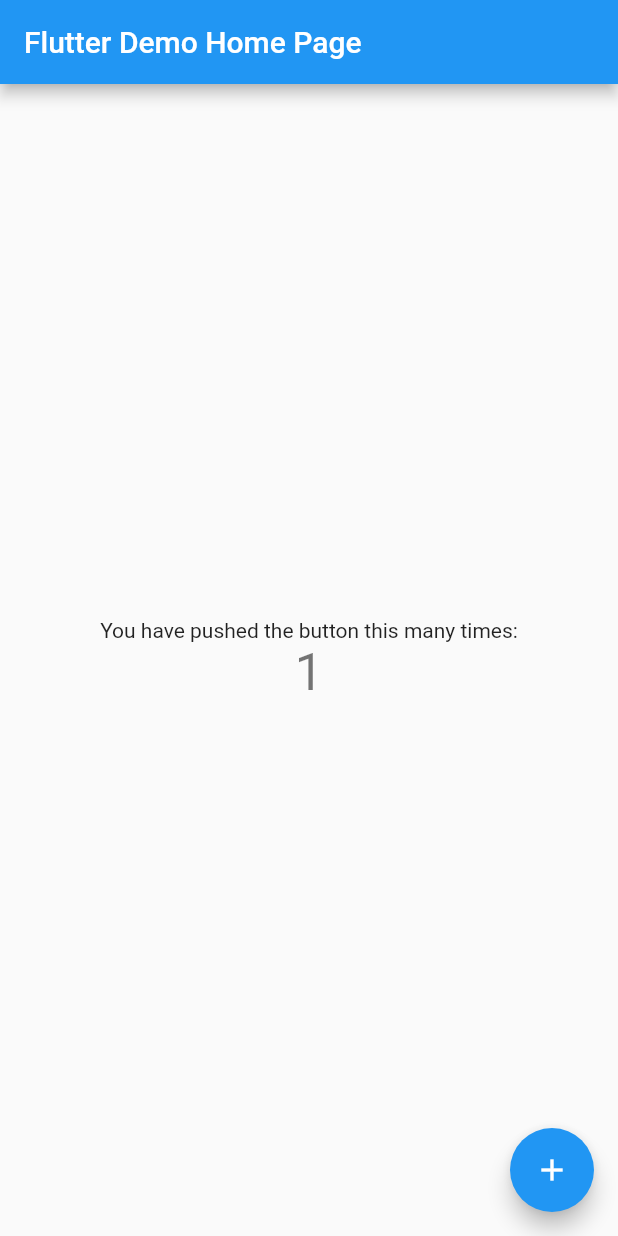
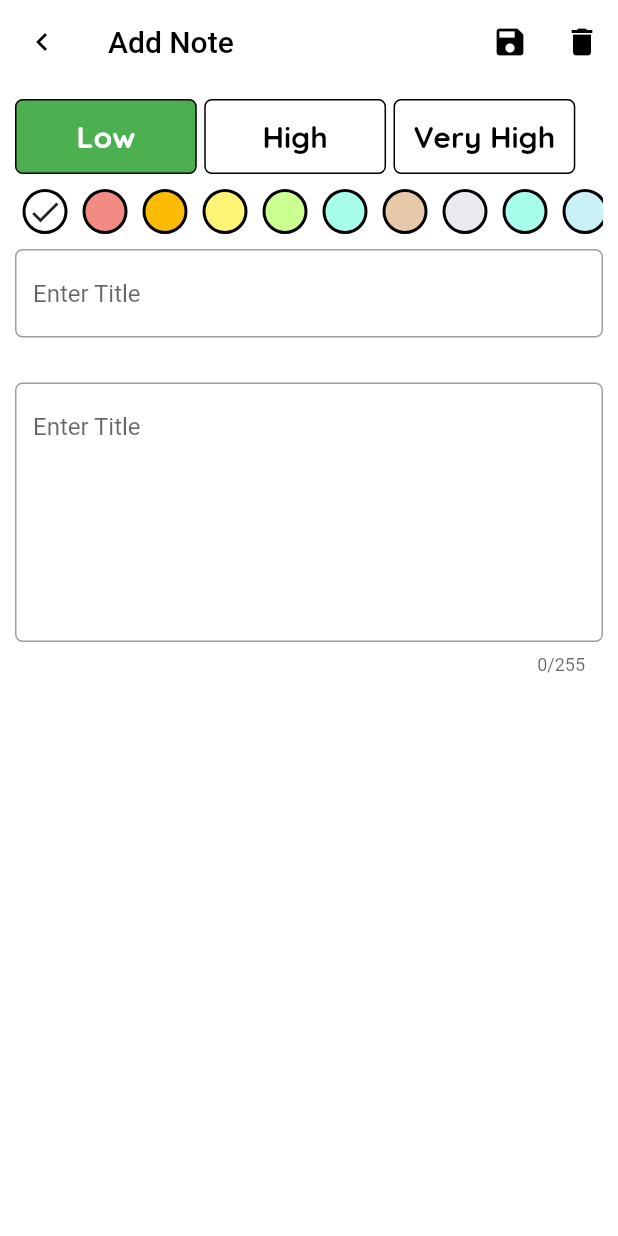
Before and after one commit to dizayn3r/notes_keeper, a Flutter app: the screen it shows after launch, after a tap on the "add" icon, on a phone screen of 412 x 824 dp. Run offline on Flutter 3.47's test engine with Material 2 defaults, Android fonts, the phone set to English and light mode, and no system bars; our stand-ins replace drift, google_fonts; missing offline and left inert: grid_staggered_lite; accounts and stored records are empty; generated files the repository leaves out were written again.

Commit message:
complete app

```diff
--- /dev/null
+++ b/lib/database/database.dart
@@ -0,0 +1,49 @@
+import 'dart:io';
+
+import 'package:drift/drift.dart';
+import 'package:drift/native.dart';
+import 'package:path_provider/path_provider.dart';
+import 'package:path/path.dart' as path;
+
+import '../models/note_model.dart';
+
+part 'database.g.dart';
+
+LazyDatabase _openConnection() {
+  // the LazyDatabase util lets us find the right location for the file async.
+  return LazyDatabase(() async {
+    // put the database file, called db.sqlite here, into the documents folder
+    // for your app.
+    final dbFolder = await getApplicationDocumentsDirectory();
+    final file = File(path.join(dbFolder.path, 'db.sqlite'));
+    return NativeDatabase(file);
+  });
+}
+
+@DriftDatabase(tables: [Note])
+class AppDatabase extends _$AppDatabase {
+  AppDatabase() : super(_openConnection());
+
+  @override
+  int get schemaVersion => 1;
+
+  //GET ALL THE NOTES FROM DB
+  Future<List<NoteData>> getNoteList() async {
+    return await select(note).get();
+  }
+
+  //INSERT NEW NOTE IN DB
+  Future<int> insertNote(NoteCompanion noteCompanion) async {
+    return await into(note).insert(noteCompanion);
+  }
+
+  //DELETE FROM DATABASE
+  Future<int> deleteNote(NoteData noteData) async {
+    return await delete(note).delete(noteData);
+  }
+
+  // UPDATE NOTES
+  Future<bool> updateNote(NoteData noteData) async {
+    return await update(note).replace(noteData);
+  }
+}
--- a/lib/main.dart
+++ b/lib/main.dart
@@ -1,4 +1,8 @@
 import 'package:flutter/material.dart';
+import 'package:google_fonts/google_fonts.dart';
+import 'package:notes_keeper/database/database.dart';
+import 'package:notes_keeper/ui/screen/note_list_page.dart';
+import 'package:provider/provider.dart';
 
 void main() {
   runApp(const MyApp());
@@ -7,109 +11,40 @@
 class MyApp extends StatelessWidget {
   const MyApp({Key? key}) : super(key: key);
 
-  // This widget is the root of your application.
   @override
   Widget build(BuildContext context) {
-    return MaterialApp(
-      title: 'Flutter Demo',
-      theme: ThemeData(
-        // This is the theme of your application.
-        //
-        // Try running your application with "flutter run". You'll see the
-        // application has a blue toolbar. Then, without quitting the app, try
-        // changing the primarySwatch below to Colors.green and then invoke
-        // "hot reload" (press "r" in the console where you ran "flutter run",
-        // or simply save your changes to "hot reload" in a Flutter IDE).
-        // Notice that the counter didn't reset back to zero; the application
-        // is not restarted.
-        primarySwatch: Colors.blue,
+    return Provider(
+      create: (context) => AppDatabase(),
+      child:MaterialApp(
+        debugShowCheckedModeBanner: false,
+        theme: ThemeData(
+          primarySwatch: Colors.deepOrange,
+          textTheme: TextTheme(
+            headline5: GoogleFonts.quicksand(
+              fontWeight:FontWeight.bold,
+              color:Colors.black,
+              fontSize: 24,
+            ),
+            bodyText2: GoogleFonts.quicksand(
+              fontWeight:FontWeight.bold,
+              color:Colors.black,
+              fontSize: 20,
+            ),
+            bodyText1: GoogleFonts.quicksand(
+              fontWeight:FontWeight.normal,
+              color:Colors.black,
+              fontSize: 18,
+            ),
+            subtitle2: GoogleFonts.quicksand(
+              fontWeight:FontWeight.normal,
+              color:Colors.black,
+              fontSize: 14,
+            ),
+          ),
+        ),
+        home: const NoteListPage(),
       ),
-      home: const MyHomePage(title: 'Flutter Demo Home Page'),
     );
+
   }
 }
-
-class MyHomePage extends StatefulWidget {
-  const MyHomePage({Key? key, required this.title}) : super(key: key);
-
-  // This widget is the home page of your application. It is stateful, meaning
-  // that it has a State object (defined below) that contains fields that affect
-  // how it looks.
-
-  // This class is the configuration for the state. It holds the values (in this
-  // case the title) provided by the parent (in this case the App widget) and
-  // used by the build method of the State. Fields in a Widget subclass are
-  // always marked "final".
-
-  final String title;
-
-  @override
-  State<MyHomePage> createState() => _MyHomePageState();
-}
-
-class _MyHomePageState extends State<MyHomePage> {
-  int _counter = 0;
-
-  void _incrementCounter() {
-    setState(() {
-      // This call to setState tells the Flutter framework that something has
-      // changed in this State, which causes it to rerun the build method below
-      // so that the display can reflect the updated values. If we changed
-      // _counter without calling setState(), then the build method would not be
-      // called again, and so nothing would appear to happen.
-      _counter++;
-    });
-  }
-
-  @override
-  Widget build(BuildContext context) {
-    // This method is rerun every time setState is called, for instance as done
-    // by the _incrementCounter method above.
-    //
-    // The Flutter framework has been optimized to make rerunning build methods
-    // fast, so that you can just rebuild anything that needs updating rather
-    // than having to individually change instances of widgets.
-    return Scaffold(
-      appBar: AppBar(
-        // Here we take the value from the MyHomePage object that was created by
-        // the App.build method, and use it to set our appbar title.
-        title: Text(widget.title),
-      ),
-      body: Center(
-        // Center is a layout widget. It takes a single child and positions it
-        // in the middle of the parent.
-        child: Column(
-          // Column is also a layout widget. It takes a list of children and
-          // arranges them vertically. By default, it sizes itself to fit its
-          // children horizontally, and tries to be as tall as its parent.
-          //
-          // Invoke "debug painting" (press "p" in the console, choose the
-          // "Toggle Debug Paint" action from the Flutter Inspector in Android
-          // Studio, or the "Toggle Debug Paint" command in Visual Studio Code)
-          // to see the wireframe for each widget.
-          //
-          // Column has various properties to control how it sizes itself and
-          // how it positions its children. Here we use mainAxisAlignment to
-          // center the children vertically; the main axis here is the vertical
-          // axis because Columns are vertical (the cross axis would be
-          // horizontal).
-          mainAxisAlignment: MainAxisAlignment.center,
-          children: <Widget>[
-            const Text(
-              'You have pushed the button this many times:',
-            ),
-            Text(
-              '$_counter',
-              style: Theme.of(context).textTheme.headline4,
-            ),
-          ],
-        ),
-      ),
-      floatingActionButton: FloatingActionButton(
-        onPressed: _incrementCounter,
-        tooltip: 'Increment',
-        child: const Icon(Icons.add),
-      ), // This trailing comma makes auto-formatting nicer for build methods.
-    );
-  }
-}
--- /dev/null
+++ b/lib/models/note_model.dart
@@ -0,0 +1,10 @@
+import 'package:drift/drift.dart';
+
+class Note extends Table {
+  IntColumn get id => integer().autoIncrement()();
+  TextColumn get title => text()();
+  TextColumn get description => text().named('description')();
+  IntColumn get priority => integer().nullable()();
+  IntColumn get color => integer().nullable()();
+  TextColumn get date => text()();
+}
--- /dev/null
+++ b/lib/ui/screen/note_detail_page.dart
@@ -0,0 +1,201 @@
+import 'package:drift/drift.dart' as dr;
+import 'package:flutter/material.dart';
+import 'package:intl/intl.dart';
+import 'package:provider/provider.dart';
+
+import '../../database/database.dart';
+import '../../utlis/color_picker.dart';
+import '../../utlis/priority_picker.dart';
+
+class NoteDetailPage extends StatefulWidget {
+  final String title;
+  final NoteCompanion noteCompanion;
+  const NoteDetailPage(
+      {Key? key, required this.title, required this.noteCompanion})
+      : super(key: key);
+
+  @override
+  _NoteDetailPageState createState() => _NoteDetailPageState();
+}
+
+class _NoteDetailPageState extends State<NoteDetailPage> {
+  late AppDatabase appDatabase;
+  late TextEditingController titleEditingController;
+  late TextEditingController descriptionEditingController;
+  int priorityLevel = 0;
+  int colorLevel = 0;
+  @override
+  void initState() {
+    titleEditingController = TextEditingController();
+    descriptionEditingController = TextEditingController();
+    titleEditingController.text = widget.noteCompanion.title.value;
+    descriptionEditingController.text = widget.noteCompanion.description.value;
+    priorityLevel = widget.noteCompanion.priority.value!;
+    colorLevel = widget.noteCompanion.color.value!;
+    super.initState();
+  }
+
+  @override
+  Widget build(BuildContext context) {
+    appDatabase = Provider.of<AppDatabase>(context);
+    return Scaffold(
+      backgroundColor: colors[colorLevel],
+      appBar: _getDetailAppBar(),
+      body: Container(
+        padding: const EdgeInsets.symmetric(horizontal: 10, vertical: 10),
+        child: Column(
+          children: [
+            PriorityPicker(
+              index: priorityLevel,
+              onTap: (selectedIndex) {
+                priorityLevel = selectedIndex;
+              },
+            ),
+            const SizedBox(
+              height: 10,
+            ),
+            ColorPicker(
+              index: colorLevel,
+              onTap: (selectedColor) {
+                colorLevel = selectedColor;
+                setState(() {});
+              },
+            ),
+            const SizedBox(
+              height: 10,
+            ),
+            TextFormField(
+              controller: titleEditingController,
+              decoration: InputDecoration(
+                  border: OutlineInputBorder(
+                    borderRadius: BorderRadius.circular(5),
+                  ),
+                  hintText: 'Enter Title'),
+            ),
+            const SizedBox(
+              height: 30,
+            ),
+            TextFormField(
+              controller: descriptionEditingController,
+              maxLength: 255,
+              minLines: 7,
+              maxLines: 8,
+              decoration: InputDecoration(
+                  border: OutlineInputBorder(
+                    borderRadius: BorderRadius.circular(5),
+                  ),
+                  hintText: 'Enter Title'),
+            ),
+          ],
+        ),
+      ),
+    );
+  }
+
+  _getDetailAppBar() {
+    return AppBar(
+      backgroundColor: colors[colorLevel],
+      elevation: 0,
+      leading: IconButton(
+        onPressed: () {
+          Navigator.pop(context);
+        },
+        icon: const Icon(
+          Icons.chevron_left_outlined,
+          color: Colors.black,
+        ),
+      ),
+      title: Text(
+        widget.title,
+        style: const TextStyle(color: Colors.black),
+      ),
+      actions: [
+        IconButton(
+          onPressed: () {
+            _saveToDb();
+          },
+          icon: const Icon(
+            Icons.save,
+            color: Colors.black,
+          ),
+        ),
+        IconButton(
+          onPressed: () {
+            _deleteNotes();
+          },
+          icon: const Icon(
+            Icons.delete,
+            color: Colors.black,
+          ),
+        ),
+      ],
+    );
+  }
+
+  void _saveToDb() {
+    if (widget.noteCompanion.id.present) {
+      appDatabase
+          .updateNote(NoteData(
+              id: widget.noteCompanion.id.value,
+              title: titleEditingController.text,
+              description: descriptionEditingController.text,
+              color: colorLevel,
+              priority: priorityLevel,
+              date: DateFormat.yMMMd().format(DateTime.now())))
+          .then((value) {
+        Navigator.pop(context, true);
+      });
+    } else {
+      appDatabase
+          .insertNote(NoteCompanion(
+              title: dr.Value(titleEditingController.text),
+              description: dr.Value(descriptionEditingController.text),
+              color: dr.Value(colorLevel),
+              priority: dr.Value(priorityLevel),
+              date: dr.Value(DateFormat.yMMMd().format(DateTime.now()))))
+          .then((value) {
+        Navigator.pop(context, true);
+      });
+    }
+  }
+
+  void _deleteNotes() {
+    showDialog(
+      context: context,
+      builder: (context) {
+        return AlertDialog(
+          title: Text('Delete Note?'),
+          content: Text('Do you really want to delete this note'),
+          actions: [
+            TextButton(
+              onPressed: () {
+                Navigator.pop(context);
+              },
+              child: Text('Cancel'),
+            ),
+            TextButton(
+              onPressed: () {
+                Navigator.pop(context);
+                appDatabase
+                    .deleteNote(
+                  NoteData(
+                    id: widget.noteCompanion.id.value,
+                    title: widget.noteCompanion.title.value,
+                    description: widget.noteCompanion.description.value,
+                    date: DateFormat.yMMMd().format(
+                      DateTime.now(),
+                    ),
+                  ),
+                )
+                    .then((value) {
+                  Navigator.pop(context, true);
+                });
+              },
+              child: Text('Delete'),
+            ),
+          ],
+        );
+      },
+    );
+  }
+}
--- /dev/null
+++ b/lib/ui/screen/note_list_page.dart
@@ -0,0 +1,216 @@
+import 'package:flutter/material.dart';
+import 'package:drift/drift.dart' as drift;
+import 'package:grid_staggered_lite/grid_staggered_lite.dart';
+import 'package:notes_keeper/utlis/color_picker.dart';
+import 'package:notes_keeper/database/database.dart';
+import 'package:notes_keeper/ui/screen/note_detail_page.dart';
+import 'package:provider/provider.dart';
+
+class NoteListPage extends StatefulWidget {
+  const NoteListPage({Key? key}) : super(key: key);
+
+  @override
+  _NoteListPageState createState() => _NoteListPageState();
+}
+
+class _NoteListPageState extends State<NoteListPage> {
+  late AppDatabase database;
+  int axisCount = 2;
+  @override
+  Widget build(BuildContext context) {
+    database = Provider.of<AppDatabase>(context);
+    return Scaffold(
+      body: FutureBuilder<List<NoteData>>(
+        future: _getNoteFromDatabase(),
+        builder: (context, snapshot) {
+          if (snapshot.hasData) {
+            List<NoteData>? noteList = snapshot.data;
+            if (noteList != null) {
+              if (noteList.isEmpty) {
+                return Center(
+                  child: Text(
+                    'No Notes Found, Click on add button to add new note',
+                    textAlign: TextAlign.center,
+                    style: Theme.of(context).textTheme.bodyText2,
+                  ),
+                );
+              } else {
+                return noteListUI(noteList);
+              }
+            }
+          } else if (snapshot.hasError) {
+            return Center(
+              child: Text(
+                snapshot.error.toString(),
+                style: Theme.of(context).textTheme.bodyText2,
+              ),
+            );
+          }
+          return Center(
+            child: Text(
+              'Click on add button to add new note',
+              style: Theme.of(context).textTheme.bodyText2,
+            ),
+          );
+        },
+      ),
+      floatingActionButton: FloatingActionButton(
+        onPressed: () {
+          _navigateToDetail(
+            'Add Note',
+            const NoteCompanion(
+              title: drift.Value(''),
+              description: drift.Value(''),
+              color: drift.Value(0),
+              priority: drift.Value(0),
+            ),
+          );
+        },
+        shape: const CircleBorder(
+          side: BorderSide(color: Colors.black, width: 2),
+        ),
+        backgroundColor: Colors.white,
+        child: const Icon(
+          Icons.add,
+          color: Colors.black,
+        ),
+      ),
+    );
+  }
+
+  Future<List<NoteData>> _getNoteFromDatabase() async {
+    return await database.getNoteList();
+  }
+
+  Widget noteListUI(List<NoteData> noteList) {
+    return StaggeredGridView.countBuilder(
+      itemCount: noteList.length,
+      crossAxisCount: 4,
+      itemBuilder: (context, index) {
+        NoteData noteData = noteList[index];
+        return InkWell(
+          onTap: () {
+            _navigateToDetail(
+              'Edit Note',
+              NoteCompanion(
+                  id: drift.Value(noteData.id),
+                  title: drift.Value(noteData.title),
+                  description: drift.Value(noteData.description),
+                  priority: drift.Value(noteData.priority),
+                  color: drift.Value(noteData.color),),
+            );
+          },
+          child: Container(
+            margin: const EdgeInsets.symmetric(horizontal: 10),
+            padding: const EdgeInsets.symmetric(horizontal: 10, vertical: 10),
+            decoration: BoxDecoration(
+                borderRadius: BorderRadius.circular(5),
+                border: Border.all(color: Colors.black),
+                color: colors[noteData.color!]),
+            child: Column(
+              crossAxisAlignment: CrossAxisAlignment.start,
+              children: [
+                Row(
+                  mainAxisAlignment: MainAxisAlignment.spaceBetween,
+                  children: [
+                    Expanded(
+                      child: Text(
+                        noteData.title,
+                        style: Theme.of(context).textTheme.bodyText2,
+                      ),
+                    ),
+                    Text(
+                      _getPriority(noteData.priority!),
+                      style: TextStyle(color: _getColor(noteData.priority!)),
+                    )
+                  ],
+                ),
+                Text(
+                  noteData.description,
+                  style: Theme.of(context).textTheme.bodyText1,
+                ),
+                Row(
+                  mainAxisAlignment: MainAxisAlignment.end,
+                  children: [
+                    Text(
+                      noteData.date,
+                      style: Theme.of(context).textTheme.subtitle2,
+                    )
+                  ],
+                )
+              ],
+            ),
+          ),
+        );
+      },
+      staggeredTileBuilder: (index) => StaggeredTile.fit(axisCount),
+      mainAxisSpacing: 8,
+      crossAxisSpacing: 4,
+    );
+  }
+
+  _navigateToDetail(String title, NoteCompanion noteCompanion) async {
+    var res = await Navigator.push(
+      context,
+      MaterialPageRoute(
+        builder: (context) => NoteDetailPage(
+          title: title,
+          noteCompanion: noteCompanion,
+        ),
+      ),
+    );
+    if (res != null && res == true) {
+      setState(() {});
+    }
+  }
+
+  String _getPriority(int p) {
+    switch (p) {
+      case 2:
+        return '!!!';
+      case 1:
+        return '!!';
+      default:
+        return '!';
+    }
+  }
+
+  _getColor(int priority) {
+    switch (priority) {
+      case 2:
+        return Colors.red;
+      case 1:
+        return Colors.greenAccent;
+      default:
+        return Colors.green;
+    }
+  }
+
+  _getNoteListAppBar() {
+    return AppBar(
+      backgroundColor: Colors.white,
+      centerTitle: true,
+      elevation: 0,
+      title: Text(
+        'Notes',
+        style: Theme.of(context).textTheme.headline5,
+      ),
+      actions: [
+        IconButton(
+          onPressed: () {
+            if (axisCount == 2) {
+              axisCount = 4;
+            } else {
+              axisCount = 2;
+            }
+            setState(() {});
+          },
+          icon: Icon(
+            axisCount == 4 ? Icons.grid_on : Icons.list,
+            color: Colors.black,
+          ),
+        )
+      ],
+    );
+  }
+}
--- /dev/null
+++ b/lib/utlis/color_picker.dart
@@ -0,0 +1,61 @@
+import 'package:flutter/material.dart';
+
+List<Color> colors = const [
+  Color(0xFFFFFFFF),
+  Color(0xffF28B83),
+  Color(0xFFFCBC05),
+  Color(0xFFFFF476),
+  Color(0xFFCBFF90),
+  Color(0xFFA7FEEA),
+  Color(0xFFE6C9A9),
+  Color(0xFFE8EAEE),
+  Color(0xFFA7FEEA),
+  Color(0xFFCAF0F8)
+];
+
+class ColorPicker extends StatefulWidget {
+  int index;
+  final Function(int) onTap;
+  ColorPicker({Key? key, required this.index, required this.onTap})
+      : super(key: key);
+
+  @override
+  _ColorPickerState createState() => _ColorPickerState();
+}
+
+class _ColorPickerState extends State<ColorPicker> {
+  @override
+  Widget build(BuildContext context) {
+    return SizedBox(
+      height: 30,
+      child: ListView.builder(
+        scrollDirection: Axis.horizontal,
+        itemCount: colors.length,
+        itemBuilder: (context, index) {
+          return InkWell(
+            onTap: () {
+              widget.index = index;
+              widget.onTap(index);
+              setState(() {});
+            },
+            child: Stack(
+              alignment: Alignment.center,
+              children: [
+                Container(
+                  margin: const EdgeInsets.symmetric(horizontal: 5),
+                  width: 30,
+                  height: 30,
+                  decoration: BoxDecoration(
+                      borderRadius: BorderRadius.circular(15),
+                      border: Border.all(color: Colors.black, width: 2),
+                      color: colors[index]),
+                ),
+                widget.index == index ? const Icon(Icons.check) : Container()
+              ],
+            ),
+          );
+        },
+      ),
+    );
+  }
+}
--- /dev/null
+++ b/lib/utlis/priority_picker.dart
@@ -0,0 +1,51 @@
+import 'package:flutter/material.dart';
+
+class PriorityPicker extends StatefulWidget {
+   int index;
+   Function(int) onTap;
+  PriorityPicker({Key? key, required this.index, required this.onTap})
+      : super(key: key);
+
+  @override
+  _PriorityPickerState createState() => _PriorityPickerState();
+}
+
+class _PriorityPickerState extends State<PriorityPicker> {
+  List<String> nameList = ['Low', 'High', 'Very High'];
+  List<Color> colorList = [Colors.green, Colors.greenAccent, Colors.red];
+  @override
+  Widget build(BuildContext context) {
+    return Container(
+      width: MediaQuery.of(context).size.width,
+      height: 50,
+      child: ListView.builder(
+        scrollDirection: Axis.horizontal,
+        itemCount: nameList.length,
+        itemBuilder: (context, index) {
+          return InkWell(
+            onTap: () {
+              widget.index = index;
+              widget.onTap(index);
+              setState(() {});
+            },
+            child: Container(
+              margin: EdgeInsets.only(right: 5),
+              decoration: BoxDecoration(
+                  borderRadius: BorderRadius.circular(5),
+                  border: Border.all(color: Colors.black),
+                  color:
+                  widget.index == index ? colorList[index] : Colors.white),
+              width: MediaQuery.of(context).size.width / 3.4,
+              child: Center(
+                  child: Text(
+                    nameList[index],
+                    style: TextStyle(
+                        color: widget.index == index ? Colors.white : Colors.black),
+                  )),
+            ),
+          );
+        },
+      ),
+    );
+  }
+}
```
Also changed, not shown: pubspec.yaml (+12 -1 lines), lib/database/database.g.dart (added), pubspec.lock, 2 other files.
